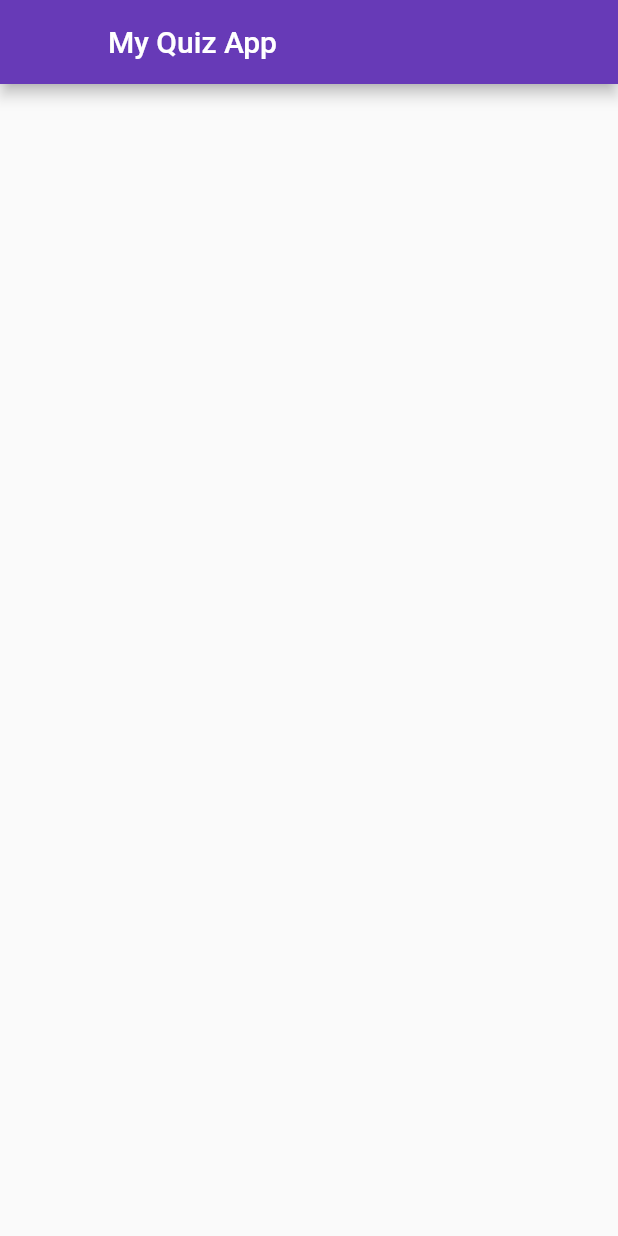
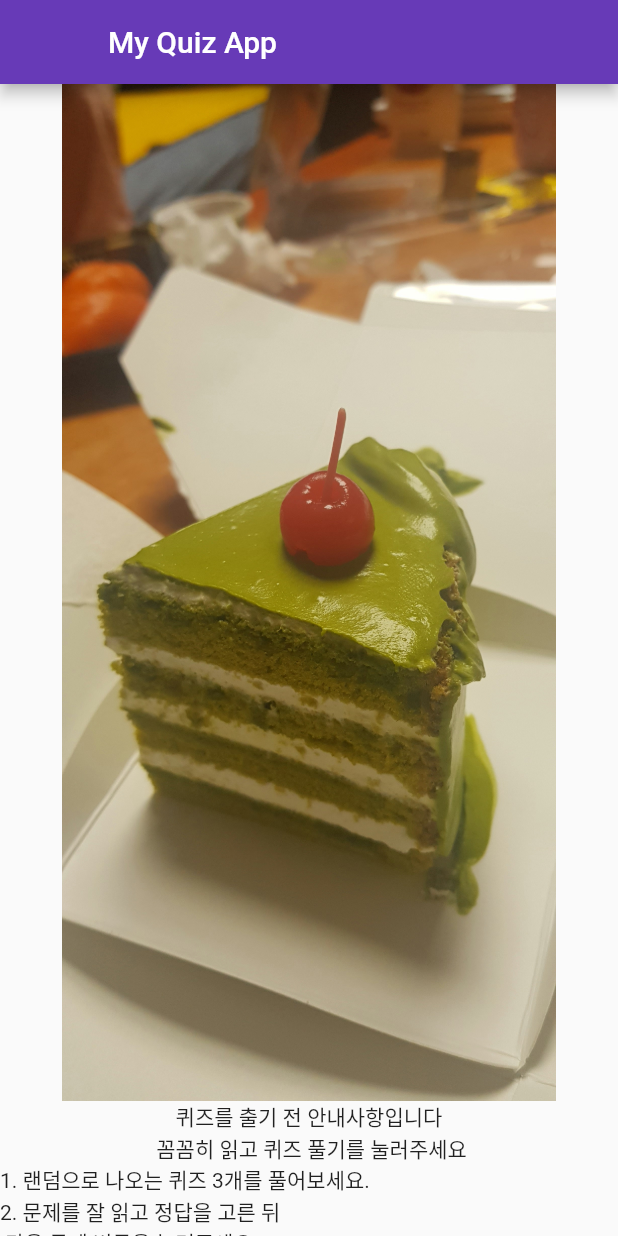
Before and after one commit to keelim/HelloFlutter, a Flutter app: the screen it shows after launch, on a phone screen of 412 x 824 dp. Run offline on Flutter 3.47's test engine with Material 2 defaults, Android fonts, the phone set to English and light mode, and no system bars.

Commit message:
gitflow-feature-stash: 20210114

```diff
--- a/lib/screen/screen_home.dart
+++ b/lib/screen/screen_home.dart
@@ -9,16 +9,12 @@ class HomeScrren extends StatefulWidget {
 class _HomeScreenState extends State<HomeScrren> {
   @override
   Widget build(BuildContext context) {
-    // TODO: implement build
-
-    Size screenSize = MediaQuery
-        .of(context)
-        .size;
+    Size screenSize = MediaQuery.of(context).size;
     double width = screenSize.width;
     double height = screenSize.height;
 
     return SafeArea(
-        child: Scaffold(
+      child: Scaffold(
           appBar: AppBar(
             title: Text('My Quiz App'),
             backgroundColor: Colors.deepPurple,
@@ -27,8 +23,76 @@ class _HomeScreenState extends State<HomeScrren> {
           body: Column(
             mainAxisAlignment: MainAxisAlignment.center,
             crossAxisAlignment: CrossAxisAlignment.center,
-          )
-        ),
+            children: <Widget>[
+              Center(
+                child: Image.asset(
+                  'images/2.jpeg',
+                  width: width * 0.8,
+                ),
+              ),
+              Padding(
+                padding: EdgeInsets.all(width = 0.024),
+              ),
+              Text(
+                "Flutter 퀴즈 앱",
+                style: TextStyle(
+                  fontSize: width * 0.05,
+                  fontWeight: FontWeight.bold,
+                ),
+              ),
+              Text(
+                "퀴즈를 출기 전 안내사항입니다 \n 꼼꼼히 읽고 퀴즈 풀기를 눌러주세요",
+                textAlign: TextAlign.center,
+              ),
+              Padding(
+                padding: EdgeInsets.all(width = 0.024),
+              ),
+              _buildStep(width, '1. 랜덤으로 나오는 퀴즈 3개를 풀어보세요.'),
+              _buildStep(width, '2. 문제를 잘 읽고 정답을 고른 뒤\n 다음 문제 버튼을 눌러주세요'),
+              _buildStep(width, '3. 만점을 향해 도전해보세요.'),
+              Padding(
+                padding: EdgeInsets.all(width = 0.024),
+              ),
+              Container(
+                padding: EdgeInsets.only(bottom: width * 0.036),
+                child: Center(
+                  child: ButtonTheme(
+                    minWidth: width * 0.8,
+                    height: height * 0.05,
+                    shape: RoundedRectangleBorder(
+                      borderRadius: BorderRadius.circular(10),
+                    ),
+                    child: RaisedButton(
+                      child: Text(
+                        '지금 퀴즈 풀기',
+                        style: TextStyle(color: Colors.white),
+                      ),
+                      color: Colors.deepPurple,
+                      onPressed: () {},
+                    ),
+                  ),
+                ),
+              )
+            ],
+          )),
+    );
+  }
+
+  Widget _buildStep(double width, String title) {
+    return Container(
+      padding: EdgeInsets.fromLTRB(0.048, 0.048, 0.048, 0.048),
+      child: Row(
+        children: [
+          Icon(
+            Icons.check_box,
+            size: width * 0.04,
+          ),
+          Padding(
+            padding: EdgeInsets.only(right: width * 0.024),
+          ),
+          Text(title),
+        ],
+      ),
     );
   }
 }
```
Also changed, not shown: pubspec.yaml (+4 -3 lines), images/2.jpeg (added).
